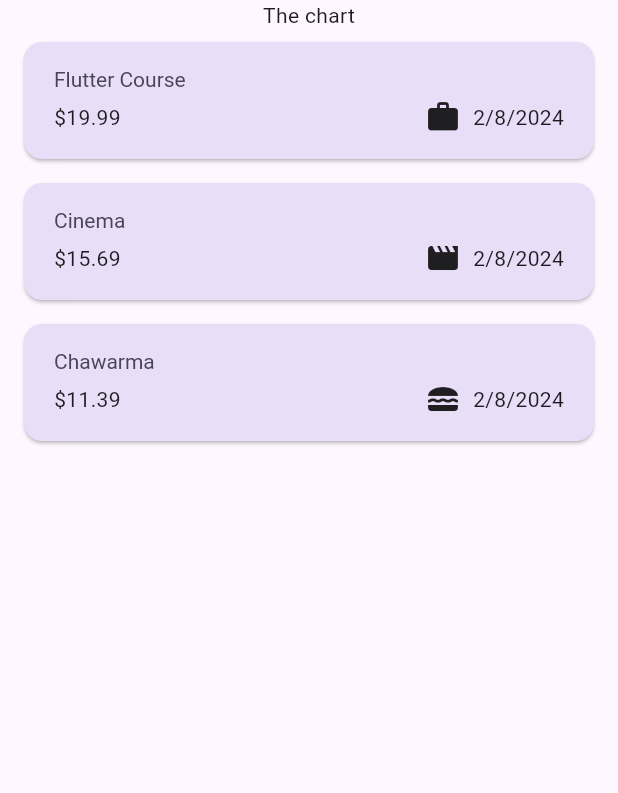
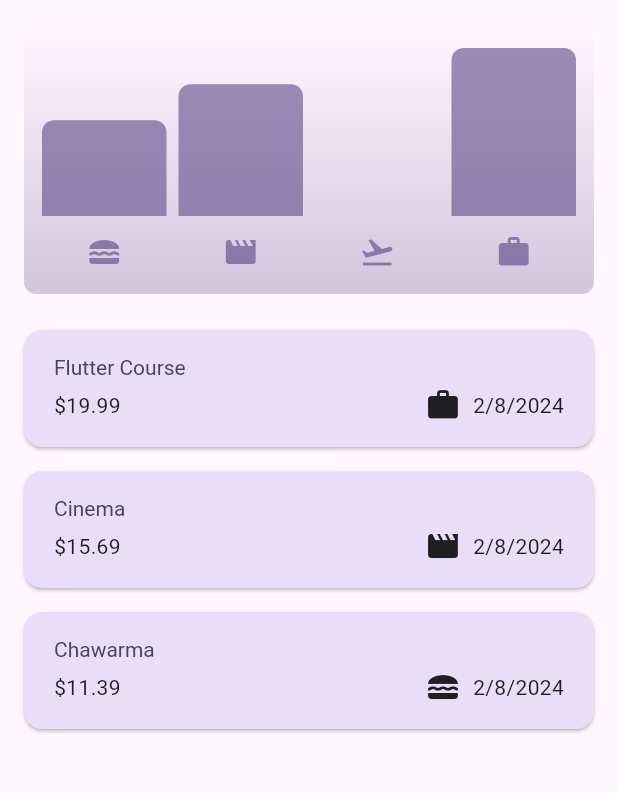
Before and after one commit to hmoustaphaousmane/flutter-guided-projects, a Flutter app: the screen it shows after launch, on a phone screen of 412 x 824 dp, the part 84-877 px from its top. Run offline on Flutter 3.47's test engine with Material 3 defaults, Android fonts, the phone set to English and light mode, and no system bars; our stand-ins replace google_fonts.

Commit message:
feat: add expenses chart (widget) per category

```diff
--- /dev/null
+++ b/expense_tracker/lib/widgets/chart/chart.dart
@@ -0,0 +1,95 @@
+import 'package:flutter/material.dart';
+
+import 'package:expense_tracker/widgets/chart/chart_bar.dart';
+import 'package:expense_tracker/models/expense.dart';
+
+class Chart extends StatelessWidget {
+  const Chart({super.key, required this.expenses});
+
+  final List<Expense> expenses;
+
+  List<ExpenseBucket> get buckets {
+    return [
+      ExpenseBucket.forCategory(expenses, Category.food),
+      ExpenseBucket.forCategory(expenses, Category.leisure),
+      ExpenseBucket.forCategory(expenses, Category.travel),
+      ExpenseBucket.forCategory(expenses, Category.work),
+    ];
+  }
+
+  double get maxTotalExpense {
+    double maxTotalExpense = 0;
+
+    for (final bucket in buckets) {
+      if (bucket.totalExpenses > maxTotalExpense) {
+        maxTotalExpense = bucket.totalExpenses;
+      }
+    }
+
+    return maxTotalExpense;
+  }
+
+  @override
+  Widget build(BuildContext context) {
+    final isDarkMode =
+        MediaQuery.of(context).platformBrightness == Brightness.dark;
+    return Container(
+      margin: const EdgeInsets.all(16),
+      padding: const EdgeInsets.symmetric(
+        vertical: 16,
+        horizontal: 8,
+      ),
+      width: double.infinity,
+      height: 180,
+      decoration: BoxDecoration(
+        borderRadius: BorderRadius.circular(8),
+        gradient: LinearGradient(
+          colors: [
+            Theme.of(context).colorScheme.primary.withOpacity(0.3),
+            Theme.of(context).colorScheme.primary.withOpacity(0.0)
+          ],
+          begin: Alignment.bottomCenter,
+          end: Alignment.topCenter,
+        ),
+      ),
+      child: Column(
+        children: [
+          Expanded(
+            child: Row(
+              crossAxisAlignment: CrossAxisAlignment.end,
+              children: [
+                for (final bucket in buckets) // alternative to map()
+                  ChartBar(
+                    fill: bucket.totalExpenses == 0
+                        ? 0
+                        : bucket.totalExpenses / maxTotalExpense,
+                  )
+              ],
+            ),
+          ),
+          const SizedBox(height: 12),
+          Row(
+            children: buckets
+                .map(
+                  (bucket) => Expanded(
+                    child: Padding(
+                      padding: const EdgeInsets.symmetric(horizontal: 4),
+                      child: Icon(
+                        categoryIcons[bucket.category],
+                        color: isDarkMode
+                            ? Theme.of(context).colorScheme.secondary
+                            : Theme.of(context)
+                                .colorScheme
+                                .primary
+                                .withOpacity(0.7),
+                      ),
+                    ),
+                  ),
+                )
+                .toList(),
+          )
+        ],
+      ),
+    );
+  }
+}
--- /dev/null
+++ b/expense_tracker/lib/widgets/chart/chart_bar.dart
@@ -0,0 +1,34 @@
+import 'package:flutter/material.dart';
+
+class ChartBar extends StatelessWidget {
+  const ChartBar({
+    super.key,
+    required this.fill,
+  });
+
+  final double fill;
+
+  @override
+  Widget build(BuildContext context) {
+    final isDarkMode =
+        MediaQuery.of(context).platformBrightness == Brightness.dark;
+    return Expanded(
+      child: Padding(
+        padding: const EdgeInsets.symmetric(horizontal: 4),
+        child: FractionallySizedBox(
+          heightFactor: fill,
+          child: DecoratedBox(
+            decoration: BoxDecoration(
+              shape: BoxShape.rectangle,
+              borderRadius:
+                  const BorderRadius.vertical(top: Radius.circular(8)),
+              color: isDarkMode
+                  ? Theme.of(context).colorScheme.secondary
+                  : Theme.of(context).colorScheme.primary.withOpacity(0.65),
+            ),
+          ),
+        ),
+      ),
+    );
+  }
+}
--- a/expense_tracker/lib/widgets/expenses.dart
+++ b/expense_tracker/lib/widgets/expenses.dart
@@ -1,3 +1,4 @@
+import 'package:expense_tracker/widgets/chart/chart.dart';
 import 'package:flutter/material.dart';
 
 import 'package:expense_tracker/models/expense.dart';
@@ -104,7 +105,7 @@ class _ExpensesState extends State<Expenses> {
       ),
       body: Column(
         children: [
-          const Text('The chart'),
+          Chart(expenses: _registredExpenses),
           Expanded(
             child: mainContent,
           )
```
